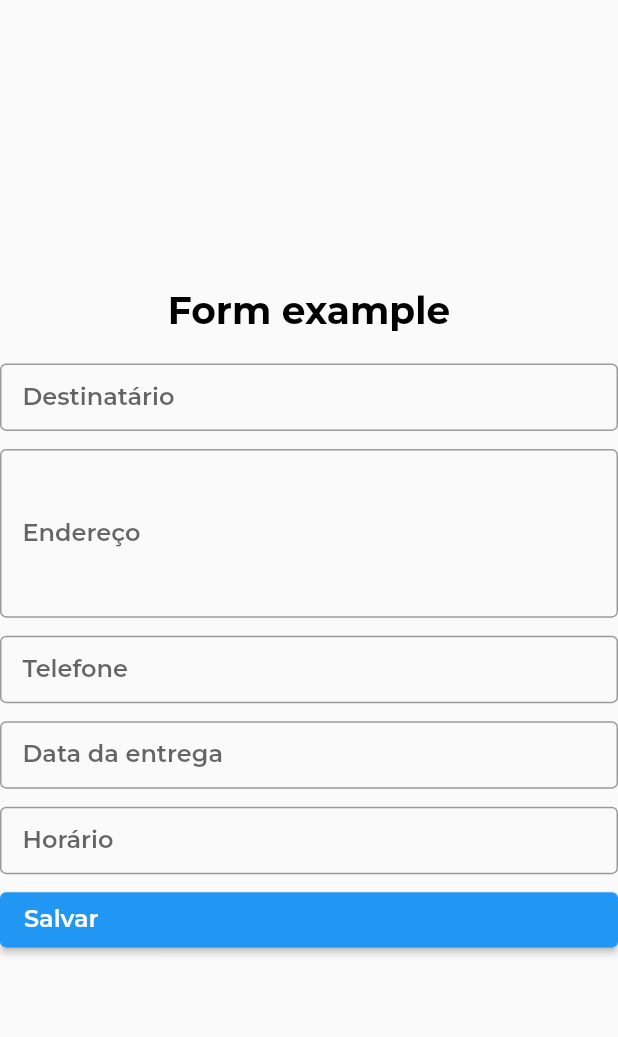
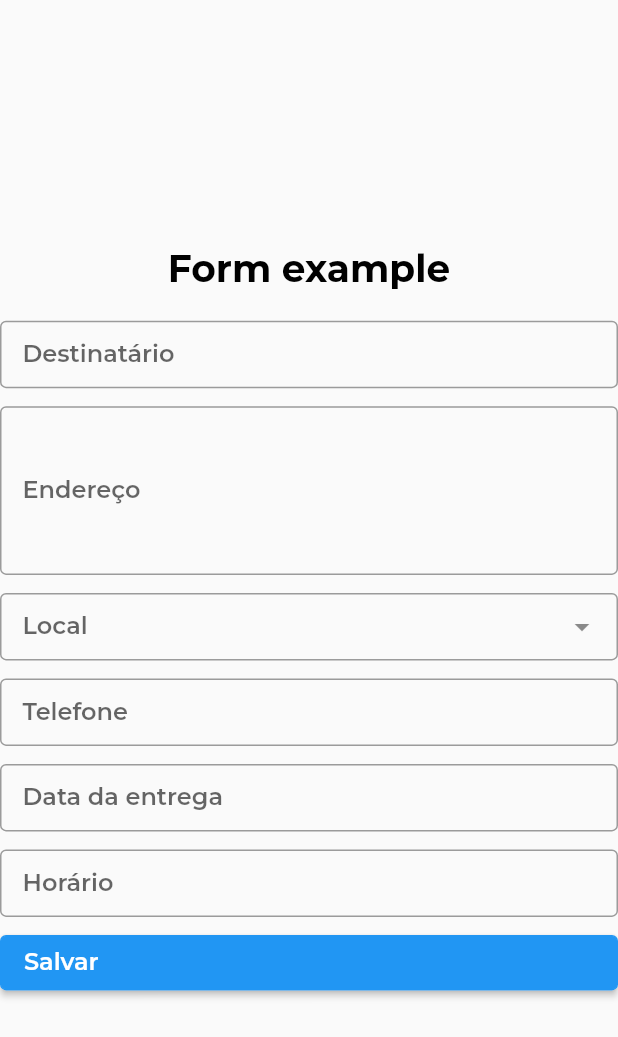
Before and after one commit to maykedesenvolvimento/flutter_boilerplate, a Flutter app: the screen it shows after launch, on a phone screen of 412 x 824 dp. Shown: the top 1037 px of the screen. Run offline on Flutter 3.47's test engine with Material 2 defaults, Android fonts, the phone set to English and light mode, and no system bars; our stand-ins replace google_fonts.

```diff
--- a/lib/app/form/views/input.dart
+++ b/lib/app/form/views/input.dart
@@ -89,6 +89,12 @@ class Input extends StatelessWidget {
       }
     }
 
+    onSelect(dynamic val) {
+      final selected =
+          item.items.firstWhere((e) => e.toString() == val.toString());
+      onChange!(selected);
+    }
+
     return SizedBox(
       width: width,
       height: (item.type == InputType.textArea ? 15 : 6) * spacing,
@@ -100,7 +106,7 @@ class Input extends StatelessWidget {
               focusNode: node,
               selectedItem: item.value,
               showSearchBox: item.type != InputType.selectBox,
-              onChanged: onChange,
+              onChanged: onSelect,
             )
           : TextField(
               cursorHeight: textSize,
--- a/lib/delivery_model.dart
+++ b/lib/delivery_model.dart
@@ -1,12 +1,28 @@
 import 'dart:convert';
+
 import 'package:flutter/material.dart';
+
 import 'app/form/enums/input_type.dart';
 import 'app/form/interfaces/form.dart';
 import 'app/form/models/form_item.dart';
 
+class Place {
+  int? id;
+  String? name;
+
+  Place({
+    this.id,
+    this.name,
+  });
+
+  @override
+  String toString() => '$name';
+}
+
 class DeliveryModel implements FormInterface {
   String? recipient;
   String? address;
+  Place? place;
   String? phone;
   DateTime? day;
   TimeOfDay? hour;
@@ -14,6 +30,7 @@ class DeliveryModel implements FormInterface {
   DeliveryModel({
     this.recipient,
     this.address,
+    this.place,
     this.phone,
     this.day,
     this.hour,
@@ -23,6 +40,7 @@ class DeliveryModel implements FormInterface {
     final model = DeliveryModel();
     if (map['recipient'] != null) model.recipient = map['recipient'];
     if (map['address'] != null) model.address = map['address'];
+    if (map['place'] != null) model.place = map['place'];
     if (map['phone'] != null) model.phone = map['phone'];
     if (map['day'] != null) model.day = map['day'];
     if (map['hour'] != null) model.hour = map['hour'];
@@ -48,6 +66,17 @@ class DeliveryModel implements FormInterface {
         type: InputType.textArea,
       ),
       FormItem(
+        label: 'Local',
+        key: 'place',
+        value: place,
+        type: InputType.selectBox,
+        items: [
+          Place(id: 1, name: 'Paracatu'),
+          Place(id: 2, name: 'Brasília'),
+          Place(id: 3, name: 'Unaí'),
+        ],
+      ),
+      FormItem(
         label: 'Telefone',
         key: 'phone',
         value: phone,
```
